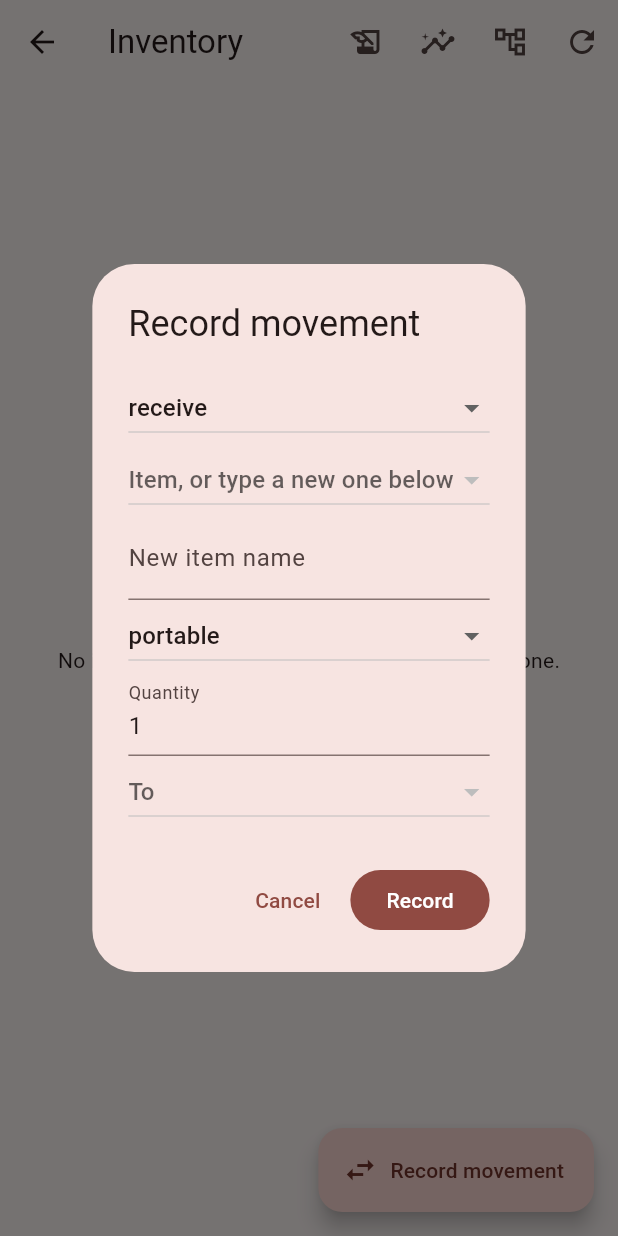
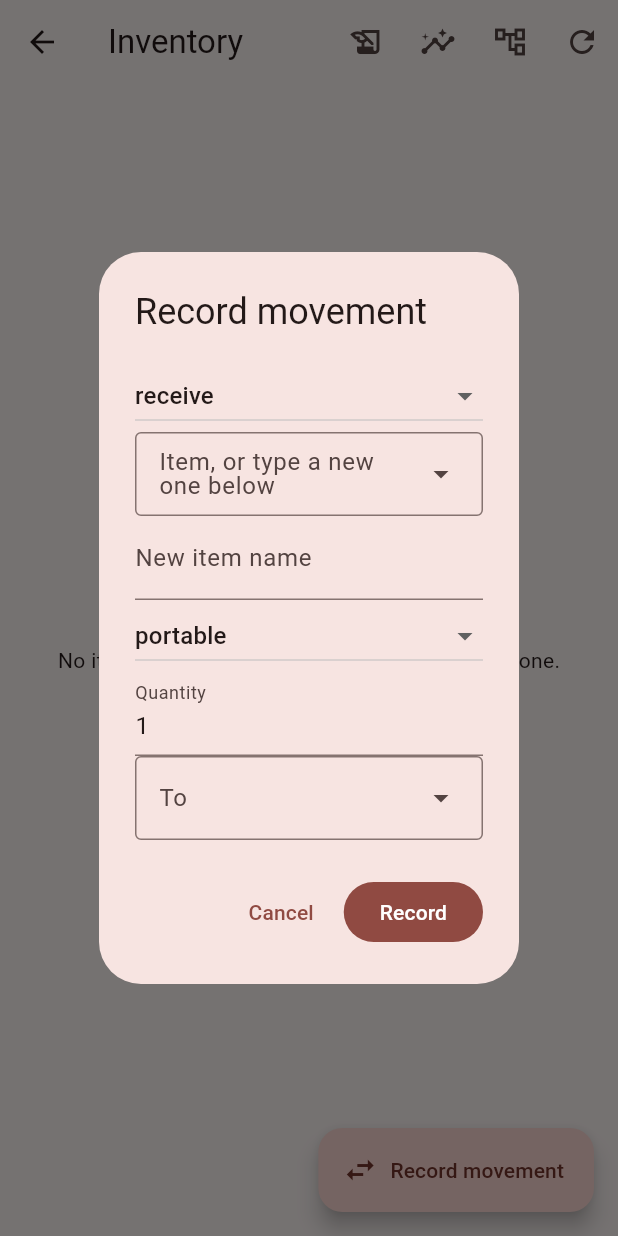
Before and after one commit to berlogabob/openlabtwin, a Flutter app: the InventoryPage screen opened directly with empty values, after a tap on "Record movement", on a phone screen of 412 x 824 dp. Run offline on Flutter 3.47's test engine with Material 3 defaults, Android fonts, the phone set to English and light mode, and no system bars; our stand-ins replace supabase_flutter; missing offline and left inert: jaspr, jaspr_router, universal_web; accounts and stored records are empty.

Commit message:
Office: one searchable picker for every long list (items, places, people), items with nothing left hidden; e2e tests follow; site e2e kept in the repo
Picker and inventory switch drafted by Codex (gpt-5.6-luna) from a written brief, reviewed; the storage e2e now merges only its
own pair (the live Needs attention list holds real duplicates) and opens the list when it is collapsed.

Co-Authored-By: Claude Opus 5.5 (1M context) <noreply@anthropic.com>
Claude-Session: https://claude.ai/code/session_01TArcJAcFxarRo4kv9wMDtk

```diff
--- a/apps/office/lib/inventory.dart
+++ b/apps/office/lib/inventory.dart
@@ -6,6 +6,7 @@ import 'logic.dart';
 import 'places.dart';
 import 'archive_screen.dart';
 import 'usage_screen.dart';
+import 'pick.dart';
 
 void say(BuildContext context, String text) => ScaffoldMessenger.of(context).showSnackBar(SnackBar(content: Text(text)));
 
@@ -20,16 +21,12 @@ Future<bool> recordMovement(BuildContext context, Refs refs, {int? placeId}) asy
     context: context,
     builder: (context) => StatefulBuilder(
       builder: (context, set) {
-        DropdownButton<int?> placePick(String hint, int? value, void Function(int?) change) => DropdownButton<int?>(
-          value: value,
-          isExpanded: true,
-          hint: Text(hint),
-          items: [
-            for (final (p, depth) in placeTree(refs.places))
-              DropdownMenuItem(value: p['id'] as int, child: Text('${'  ' * depth}${refs.placeName(p['id'] as int)}')),
-          ],
-          onChanged: (v) => set(() => change(v)),
-        );
+        Pick<int?> placePick(String label, int? value, void Function(int?) change) => Pick<int?>(
+              label: label,
+              value: value,
+              options: [for (final (p, _) in placeTree(refs.places)) (p['id'] as int, refs.placeName(p['id'] as int))],
+              onChanged: (v) => set(() => change(v)),
+            );
         final tagged = [
           for (final a in refs.assets)
             if (a['item_id'] == itemId) a,
@@ -46,11 +43,10 @@ Future<bool> recordMovement(BuildContext context, Refs refs, {int? placeId}) asy
                   items: [for (final k in movementKinds) DropdownMenuItem(value: k, child: Text(k))],
                   onChanged: (v) => set(() => kind = v!),
                 ),
-                DropdownButton<int?>(
+                Pick<int?>(
+                  label: 'Item, or type a new one below',
                   value: itemId,
-                  isExpanded: true,
-                  hint: const Text('Item, or type a new one below'),
-                  items: [for (final i in refs.items) DropdownMenuItem(value: i['id'] as int, child: Text('${i['name']} (${i['kind']})'))],
+                  options: [for (final i in refs.items) (i['id'] as int, '${i['name']} (${i['kind']})')],
                   onChanged: (v) => set(() => (itemId, assetId) = (v, null)),
                 ),
                 if (itemId == null) ...[
@@ -68,18 +64,11 @@ Future<bool> recordMovement(BuildContext context, Refs refs, {int? placeId}) asy
                   ),
                 ],
                 if (tagged.isNotEmpty)
-                  DropdownButton<int?>(
+                  Pick<int?>(
+                    label: 'Tagged one (optional)',
                     value: assetId,
-                    isExpanded: true,
-                    hint: const Text('Tagged one (optional)'),
-                    items: [
-                      const DropdownMenuItem<int?>(value: null, child: Text('Untagged')),
-                      for (final a in tagged)
-                        DropdownMenuItem(
-                          value: a['id'] as int,
-                          child: Text('${a['tag']}${a['serial'] == null ? '' : ' · ${a['serial']}'}'),
-                        ),
-                    ],
+                    nullText: 'Untagged',
+                    options: [for (final a in tagged) (a['id'] as int, '${a['tag']}${a['serial'] == null ? '' : ' · ${a['serial']}'}')],
                     onChanged: (v) => set(() {
                       assetId = v;
                       if (v != null) qty.text = kind == 'adjust' && qty.text.startsWith('-') ? '-1' : '1';
@@ -94,13 +83,10 @@ Future<bool> recordMovement(BuildContext context, Refs refs, {int? placeId}) asy
                 if (const {'receive', 'move', 'return', 'adjust'}.contains(kind))
                   placePick(kind == 'adjust' ? 'Place' : 'To', to, (v) => to = v),
                 if (const {'issue', 'return'}.contains(kind))
-                  DropdownButton<int?>(
+                  Pick<int?>(
+                    label: kind == 'issue' ? 'Given to' : 'Returned by',
                     value: personId,
-                    isExpanded: true,
-                    hint: Text(kind == 'issue' ? 'Given to' : 'Returned by'),
-                    items: [
-                      for (final p in refs.people) DropdownMenuItem(value: p['id'] as int, child: Text('${p['name']} (${p['kind']})')),
-                    ],
+                    options: [for (final p in refs.people) (p['id'] as int, '${p['name']} (${p['kind']})')],
                     onChanged: (v) => set(() => personId = v),
                   ),
               ],
@@ -157,6 +143,7 @@ class InventoryPage extends StatefulWidget {
 class _InventoryPageState extends State<InventoryPage> {
   late final refs = widget.refs;
   late Future<(List<Rec>, List<Rec>, List<Rec>)> data = _load();
+  bool showGone = false;
 
   Future<(List<Rec>, List<Rec>, List<Rec>)> _load() async => (await stock(), await onLoan(), await storageIssues());
 
@@ -306,8 +293,14 @@ class _InventoryPageState extends State<InventoryPage> {
         if (loaded == null) return const Center(child: CircularProgressIndicator());
         final (stockRows, loans, issues) = loaded;
         if (refs.items.isEmpty) return const Center(child: Text('No items yet. Record a "receive" to add the first one.'));
+        final gone = refs.items.where((i) => isGone(i['id'] as int, stockRows, loans)).length;
         return ListView(
           children: [
+            FilterChip(
+              label: Text('Show items with nothing left ($gone)'),
+              selected: showGone,
+              onSelected: (v) => setState(() => showGone = v),
+            ),
             if (issues.isNotEmpty)
               ExpansionTile(
                 initiallyExpanded: issues.length <= 10,
@@ -316,6 +309,7 @@ class _InventoryPageState extends State<InventoryPage> {
                 children: [for (final i in issues) _issue(i)],
               ),
             for (final i in refs.items)
+              if (showGone || !isGone(i['id'] as int, stockRows, loans))
               Builder(
                 builder: (context) {
                   final here = [
--- a/apps/office/lib/logic.dart
+++ b/apps/office/lib/logic.dart
@@ -140,6 +140,10 @@ List<String> clashes(Activity a, Set<String> roomNames, List<Map<String, dynamic
 // ---------- inventory ----------
 
 const movementKinds = ['receive', 'move', 'issue', 'return', 'consume', 'adjust'];
+
+bool isGone(int itemId, List<Map<String, dynamic>> stock, List<Map<String, dynamic>> loans) =>
+    stock.where((s) => s['item_id'] == itemId).fold<num>(0, (total, s) => total + (s['qty'] as num)) == 0 &&
+    !loans.any((l) => l['item_id'] == itemId && (l['qty'] as num) > 0);
 
 /// A `movements` row, checked against the same shape rule the database enforces (movement_shape).
 /// Fields a kind doesn't use are sent as null, so the check constraint never trips on leftovers.
--- /dev/null
+++ b/apps/office/lib/pick.dart
@@ -0,0 +1,59 @@
+// Searchable picker used for office lists that are too long for a plain dropdown.
+import 'package:flutter/material.dart';
+
+class Pick<T> extends StatefulWidget {
+  const Pick({super.key, required this.label, required this.value, required this.options, required this.onChanged, this.nullText});
+
+  final String label;
+  final T? value;
+  final List<(T, String)> options;
+  final void Function(T?) onChanged;
+  final String? nullText;
+
+  @override
+  State<Pick<T>> createState() => _PickState<T>();
+}
+
+class _PickState<T> extends State<Pick<T>> {
+  late final controller = TextEditingController(text: _text(widget.value));
+
+  String _text(T? value) => value == null ? '' : widget.options.firstWhere((o) => o.$1 == value, orElse: () => (value, '')).$2;
+
+  @override
+  void didUpdateWidget(covariant Pick<T> oldWidget) {
+    super.didUpdateWidget(oldWidget);
+    if (oldWidget.value != widget.value) controller.text = _text(widget.value);
+  }
+
+  @override
+  void dispose() {
+    controller.dispose();
+    super.dispose();
+  }
+
+  @override
+  Widget build(BuildContext context) => DropdownMenu<T?>(
+        controller: controller,
+        label: Text(widget.label),
+        enableFilter: true,
+        enableSearch: true,
+        requestFocusOnTap: true,
+        expandedInsets: EdgeInsets.zero,
+        menuHeight: 320,
+        trailingIcon: widget.value == null
+            ? null
+            : IconButton(
+                tooltip: 'Clear',
+                icon: const Icon(Icons.close),
+                onPressed: () {
+                  controller.clear();
+                  widget.onChanged(null);
+                },
+              ),
+        dropdownMenuEntries: [
+          if (widget.nullText != null) DropdownMenuEntry<T?>(value: null, label: widget.nullText!),
+          for (final (value, text) in widget.options) DropdownMenuEntry<T?>(value: value, label: text),
+        ],
+        onSelected: widget.onChanged,
+      );
+}
```
Also changed, not shown: apps/office/lib/archive_screen.dart (+8 -8 lines), apps/office/lib/bookings.dart (+27 -30 lines), apps/office/lib/places.dart (+10 -12 lines), 7 other files.
